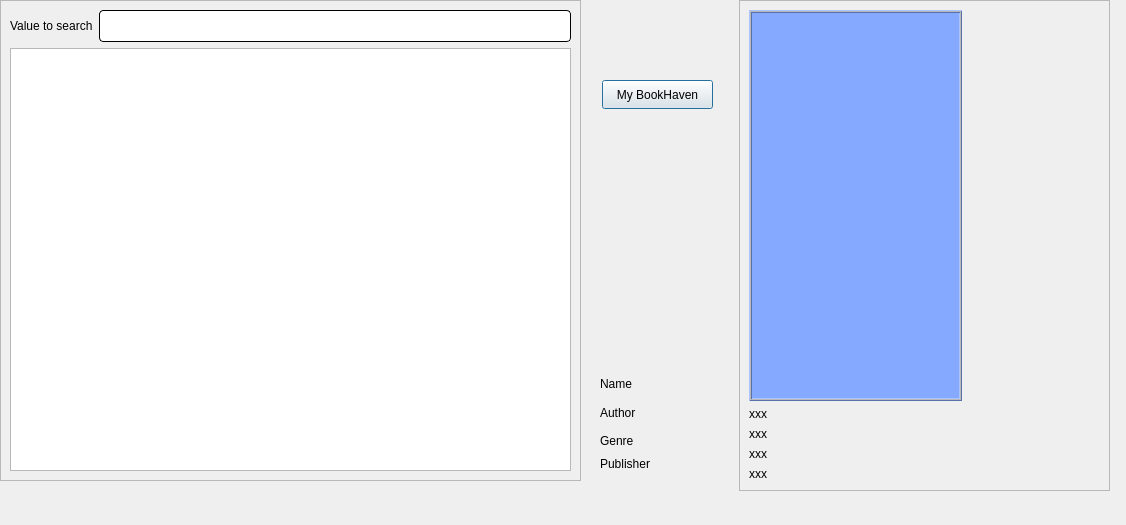
Before: the Qt Designer form BookHaven_(library+bookshop)/customers_book_list.ui in akibhaider/BOOK_HAVEN, drawn with Qt 5.
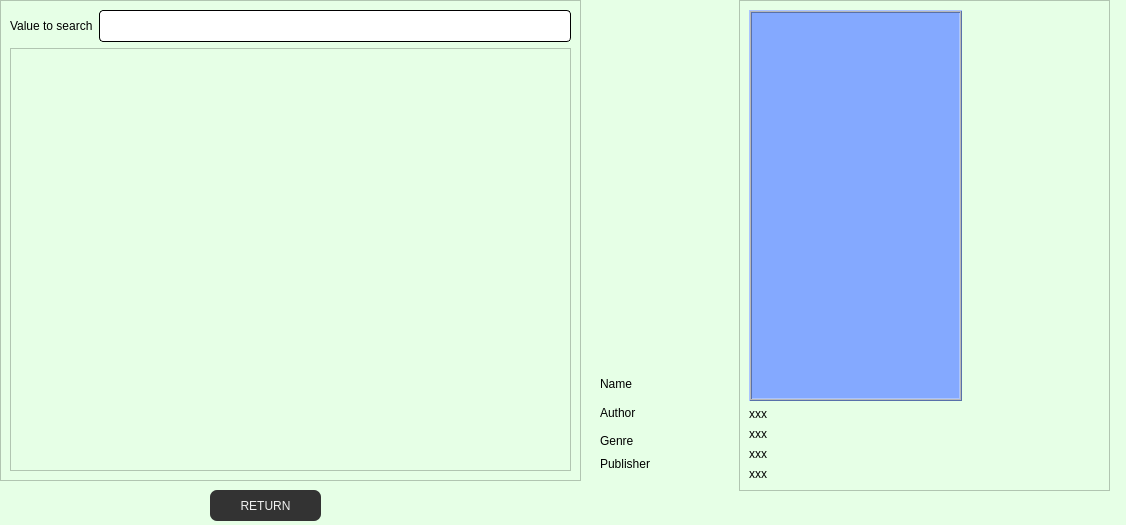
After: the same form once the commit is applied.

What changed in the file:
```diff
--- a/BookHaven_(library+bookshop)/customers_book_list.ui
+++ b/BookHaven_(library+bookshop)/customers_book_list.ui
@@ -13,6 +13,9 @@
   <property name="windowTitle">
    <string>Dialog</string>
   </property>
+  <property name="styleSheet">
+   <string notr="true">background-color: #E6FFE6;</string>
+  </property>
   <widget class="QLabel" name="author_2">
    <property name="geometry">
     <rect>
@@ -315,14 +318,30 @@
   <widget class="QPushButton" name="buy_to_customer_panel">
    <property name="geometry">
     <rect>
-     <x>602</x>
-     <y>80</y>
+     <x>210</x>
+     <y>490</y>
      <width>111</width>
-     <height>29</height>
+     <height>31</height>
     </rect>
    </property>
+   <property name="styleSheet">
+    <string notr="true">QPushButton{
+border-radius:7px;
+padding : 0 2px;
+background: rgb(51, 51, 51);
+border -radius:10px;
+color: rgb(240, 240, 240);
+font: 12pt &quot;Lato&quot;;
+}
+QPushButton:hover:!pressed
+{
+border-radius:5px;
+background:#ababab;
+}
+</string>
+   </property>
    <property name="text">
-    <string>My BookHaven</string>
+    <string>RETURN</string>
    </property>
   </widget>
  </widget>
```
